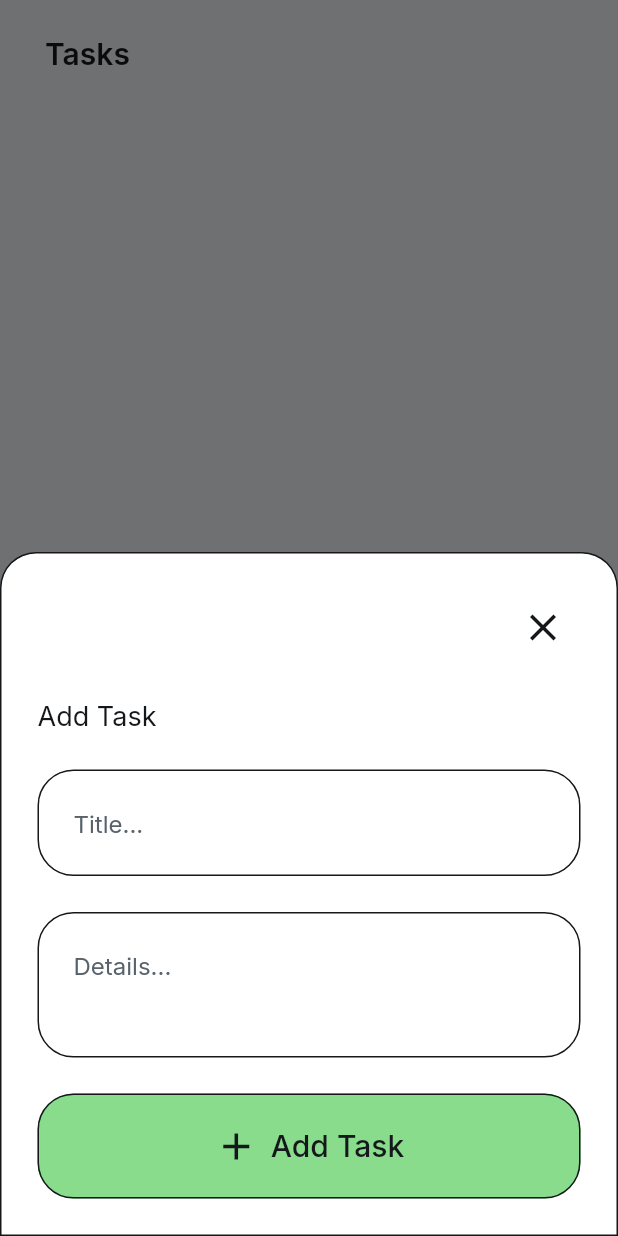
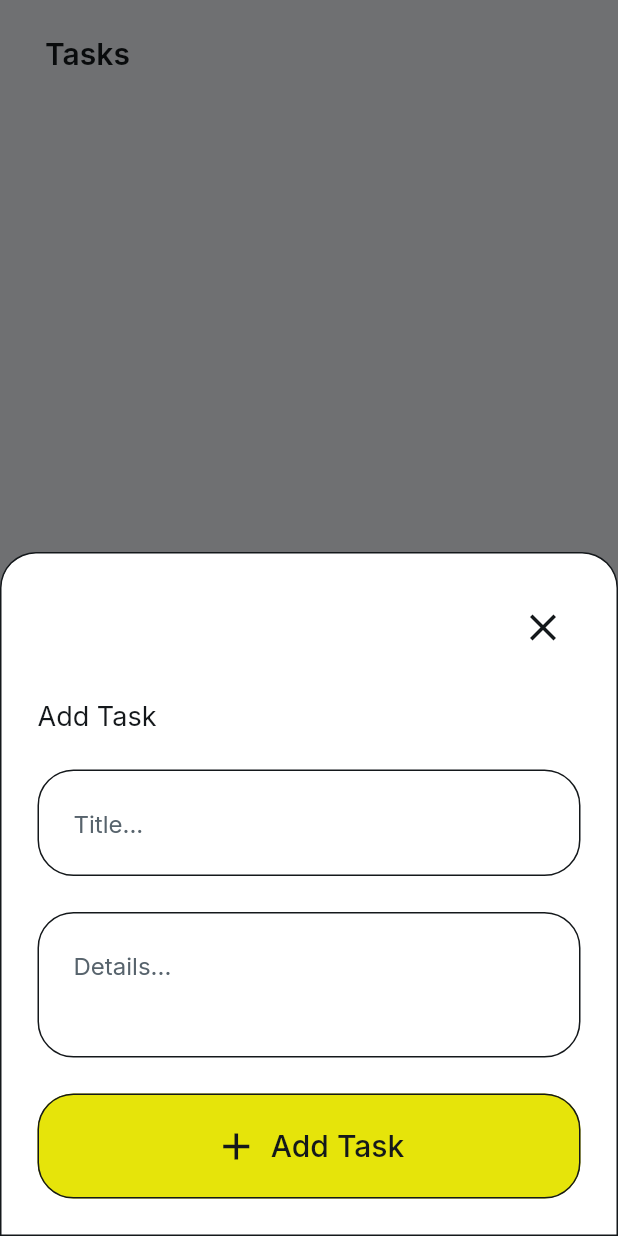
Before and after one commit to hmunoz04/TodoApp-FlutterFlow, a Flutter app: the screen it shows once a user with an empty profile is signed in, after a tap on the "add" icon, on a phone screen of 412 x 824 dp. Run offline on Flutter 3.47's test engine with Material 3 defaults, Android fonts, the phone set to English and light mode, and no system bars; drawn by our look-alikes of auto_size_text; our stand-ins replace cloud_firestore, easy_debounce, file_picker, firebase_auth, firebase_core, firebase_storage and 12 more; missing offline and left inert: json_path, mime_type; accounts and stored records are empty.

Commit message:
Changed Button Widget from green to yellow

```diff
--- a/lib/components/add_task_widget.dart
+++ b/lib/components/add_task_widget.dart
@@ -306,7 +306,7 @@ class _AddTaskWidgetState extends State<AddTaskWidget> {
                 height: 70.0,
                 padding: EdgeInsetsDirectional.fromSTEB(16.0, 0.0, 16.0, 0.0),
                 iconPadding: EdgeInsetsDirectional.fromSTEB(0.0, 0.0, 0.0, 0.0),
-                color: FlutterFlowTheme.of(context).primary,
+                color: Color(0xFFE6E40A),
                 textStyle: FlutterFlowTheme.of(context).labelMedium.override(
                       font: GoogleFonts.inter(
                         fontWeight: FontWeight.w500,
--- a/lib/details/details_widget.dart
+++ b/lib/details/details_widget.dart
@@ -441,7 +441,7 @@ class _DetailsWidgetState extends State<DetailsWidget> {
                                       16.0, 0.0, 16.0, 0.0),
                                   iconPadding: EdgeInsetsDirectional.fromSTEB(
                                       0.0, 0.0, 0.0, 0.0),
-                                  color: FlutterFlowTheme.of(context).primary,
+                                  color: Color(0xFFE6E40A),
                                   textStyle: FlutterFlowTheme.of(context)
                                       .labelMedium
                                       .override(
--- a/lib/login/login_widget.dart
+++ b/lib/login/login_widget.dart
@@ -1110,7 +1110,7 @@ class _LoginWidgetState extends State<LoginWidget>
                                   16.0, 0.0, 16.0, 0.0),
                               iconPadding: EdgeInsetsDirectional.fromSTEB(
                                   0.0, 0.0, 0.0, 0.0),
-                              color: FlutterFlowTheme.of(context).primary,
+                              color: Color(0xFFE6E40A),
                               textStyle: FlutterFlowTheme.of(context)
                                   .labelMedium
                                   .override(
@@ -1191,7 +1191,7 @@ class _LoginWidgetState extends State<LoginWidget>
                                   16.0, 0.0, 16.0, 0.0),
                               iconPadding: EdgeInsetsDirectional.fromSTEB(
                                   0.0, 0.0, 0.0, 0.0),
-                              color: FlutterFlowTheme.of(context).primary,
+                              color: Color(0xFFE6E40A),
                               textStyle: FlutterFlowTheme.of(context)
                                   .labelMedium
                                   .override(
```
